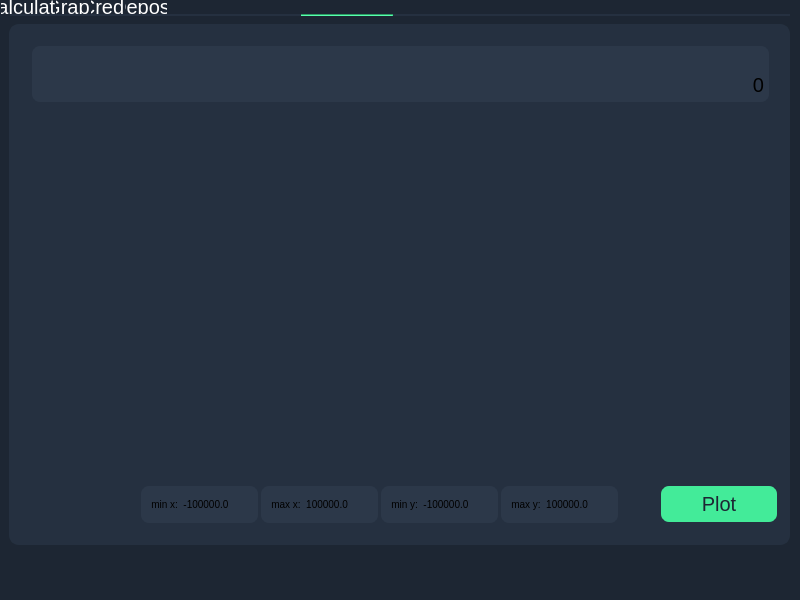
Above: view/view.ui from IgorBio/Smart_Calculator before the change. Below: the same form after it.
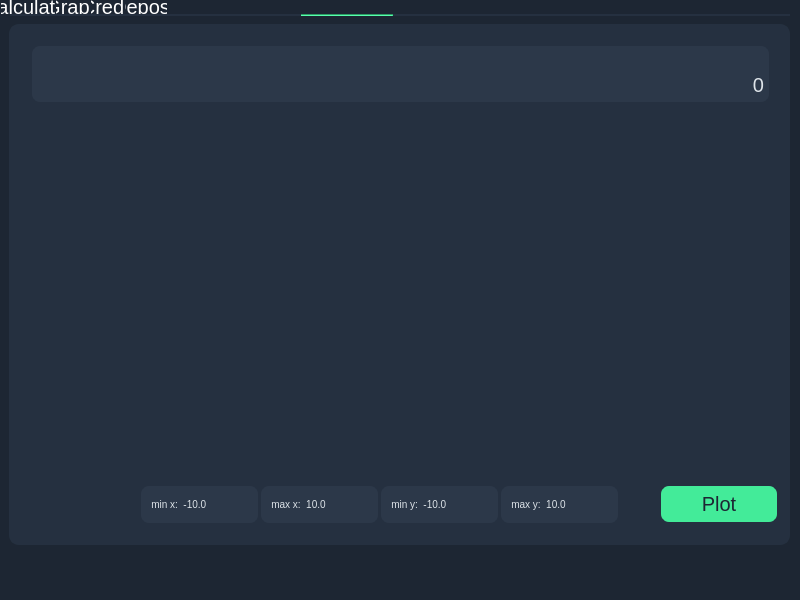
That is the form after the change. The open tabs and pages were chosen to show the change.

The edit to the form file:
```diff
--- a/view/view.ui
+++ b/view/view.ui
@@ -1398,7 +1398,7 @@
 background-color: #2c3849;
 border-radius: 10px;
 border: 2px solid #253040;
-</string>
+color: #dde3e8;</string>
      </property>
      <property name="text">
       <string>0</string>
@@ -1476,7 +1476,8 @@
        <string notr="true">font: 10px;
 background-color: #2c3849;
 border-radius: 10px;
-border: 2px solid #253040;</string>
+border: 2px solid #253040;
+color: #dde3e8;</string>
       </property>
       <property name="frame">
        <bool>true</bool>
@@ -1503,7 +1504,7 @@
        <double>1.000000000000000</double>
       </property>
       <property name="value">
-       <double>-1000000.000000000000000</double>
+       <double>-10.000000000000000</double>
       </property>
      </widget>
      <widget class="QDoubleSpinBox" name="x_max">
@@ -1519,7 +1520,8 @@
        <string notr="true">font: 10px;
 background-color: #2c3849;
 border-radius: 10px;
-border: 2px solid #253040;</string>
+border: 2px solid #253040;
+color: #dde3e8;</string>
       </property>
       <property name="frame">
        <bool>true</bool>
@@ -1546,7 +1548,7 @@
        <double>1.000000000000000</double>
       </property>
       <property name="value">
-       <double>1000000.000000000000000</double>
+       <double>10.000000000000000</double>
       </property>
      </widget>
      <widget class="QWidget" name="chart_field" native="true">
@@ -1573,7 +1575,8 @@
        <string notr="true">font: 10px;
 background-color: #2c3849;
 border-radius: 10px;
-border: 2px solid #253040;</string>
+border: 2px solid #253040;
+color: #dde3e8;</string>
       </property>
       <property name="frame">
        <bool>true</bool>
@@ -1600,7 +1603,7 @@
        <double>1.000000000000000</double>
       </property>
       <property name="value">
-       <double>1000000.000000000000000</double>
+       <double>10.000000000000000</double>
       </property>
      </widget>
      <widget class="QDoubleSpinBox" name="y_min">
@@ -1616,7 +1619,8 @@
        <string notr="true">font: 10px;
 background-color: #2c3849;
 border-radius: 10px;
-border: 2px solid #253040;</string>
+border: 2px solid #253040;
+color: #dde3e8;</string>
       </property>
       <property name="frame">
        <bool>true</bool>
@@ -1643,7 +1647,7 @@
        <double>1.000000000000000</double>
       </property>
       <property name="value">
-       <double>-1000000.000000000000000</double>
+       <double>-10.000000000000000</double>
       </property>
      </widget>
      <zorder>chart_field</zorder>
```
Left out of the diff: 2 changed lines with no effect on the pictures.
